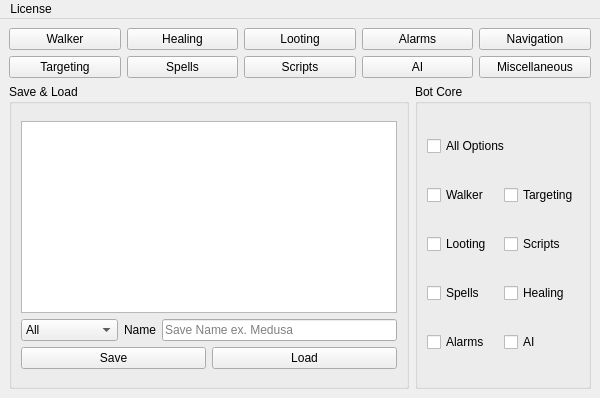
This is MVC/View/MainBot/BotView.ui in enzerah/EasyBot_GUI as Qt 5 draws it before an edit. The edited form follows.
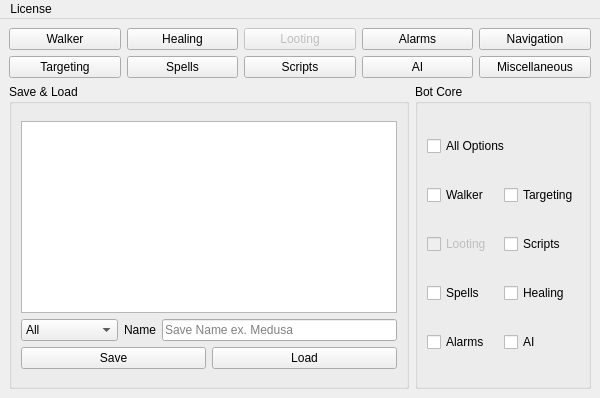
This is the edited form.

```diff
--- a/MVC/View/MainBot/BotView.ui
+++ b/MVC/View/MainBot/BotView.ui
@@ -66,6 +66,9 @@
       </item>
       <item>
        <widget class="QPushButton" name="looting_pushButton">
+        <property name="enabled">
+         <bool>false</bool>
+        </property>
         <property name="text">
          <string>Looting</string>
         </property>
@@ -318,6 +321,9 @@
          </item>
          <item row="2" column="1">
           <widget class="QCheckBox" name="looting_checkBox">
+           <property name="enabled">
+            <bool>false</bool>
+           </property>
            <property name="text">
             <string>Looting</string>
            </property>
```
